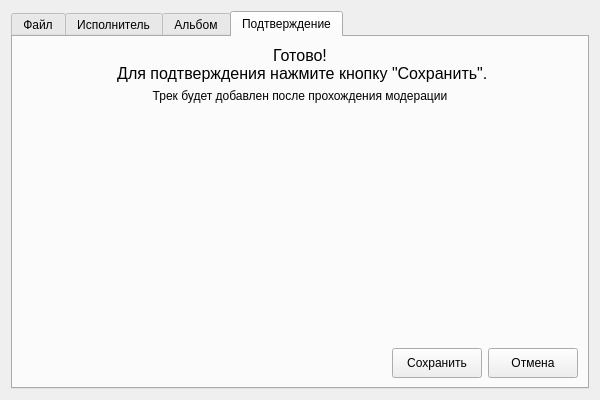
Rashitov-S/waveful-desktop, file waveful-desktop/resources/UI/add_track_dialog2.ui: the form before one commit.
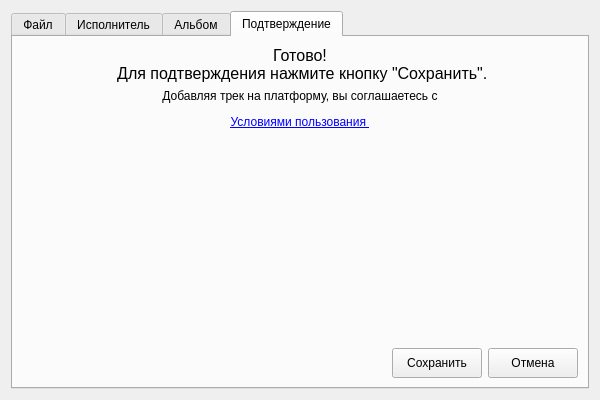
The form after the commit. The open tabs and pages were chosen to show the change.

The edit to the form file:
```diff
--- a/waveful-desktop/resources/UI/add_track_dialog2.ui
+++ b/waveful-desktop/resources/UI/add_track_dialog2.ui
@@ -493,7 +493,7 @@
        <item row="1" column="0" colspan="2">
         <widget class="QLabel" name="label_14">
          <property name="text">
-          <string>Трек будет добавлен после прохождения модерации</string>
+          <string>&lt;p&gt;Добавляя трек на платформу, вы соглашаетесь с&lt;/p&gt;&lt;a href=&quot;https://waveful.ru/terms-of-use&quot;&gt; Условиями пользования &lt;/a&gt;</string>
          </property>
          <property name="alignment">
           <set>Qt::AlignCenter</set>
```
Left out of the diff: 5 changed lines with no effect on the pictures.
